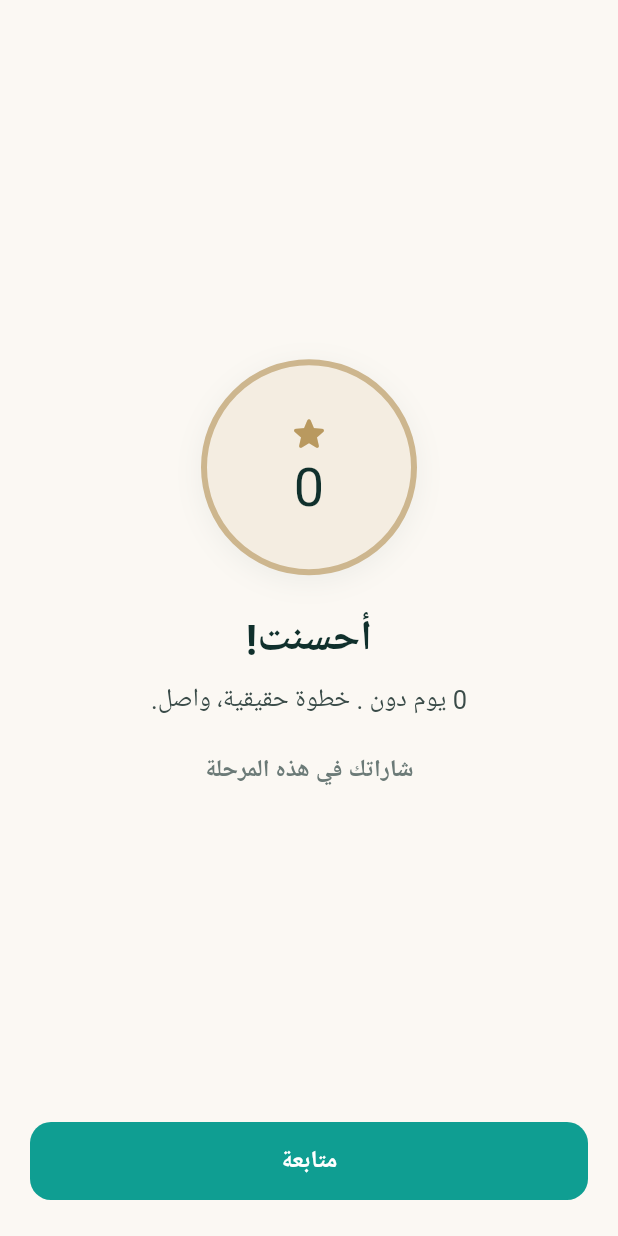
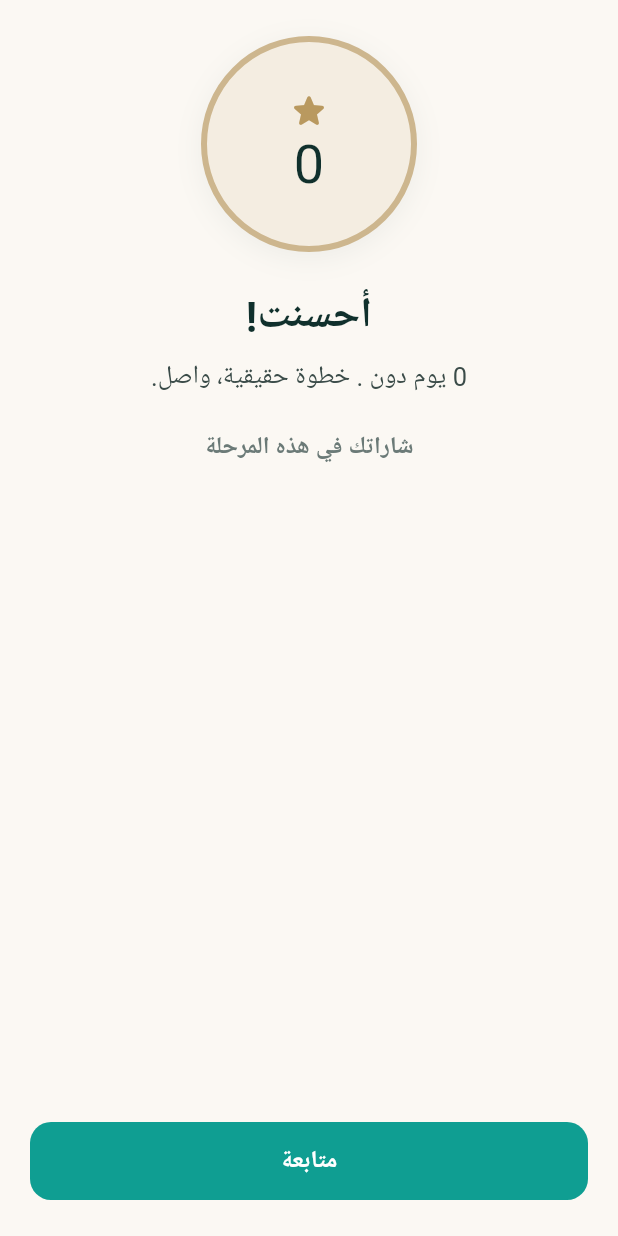
Before and after one commit to douakhnoufel/benmahdia, a Flutter app: the MilestoneScreen screen opened directly with empty values, on a phone screen of 412 x 824 dp. Run offline on Flutter 3.47's test engine with Material 3 defaults, Android fonts, the phone set to English and light mode, and no system bars; our stand-ins replace camera, flutter_local_notifications, flutter_riverpod, image_cropper, image_picker, timezone; missing offline and left inert: google_mlkit_face_detection, google_mlkit_text_recognition; Roboto replaces fonts that are missing (Cairo).

Commit message:
fix(mobile): Scroll content on small phones, pin Continue button
On 320×568 (Galaxy A-series), the milestone screen with a long streak
(730 days → 10 badge chips) overflowed the Column because the two
Spacers forced the content to fit in a fixed height.

Wrap badge + text + chips in Expanded(SingleChildScrollView) so any
amount of content scrolls, while the FilledButton stays pinned below
the scroll area in all cases.

Co-Authored-By: Claude Sonnet 4.6 <noreply@anthropic.com>
Claude-Session: https://claude.ai/code/session_01VZWVAZKdhbwx2WbwDyLREc

```diff
--- a/apps/mobile/lib/features/recovery/milestone_screen.dart
+++ b/apps/mobile/lib/features/recovery/milestone_screen.dart
@@ -52,17 +52,27 @@ class _MilestoneScreenState extends State<MilestoneScreen>
 
     return Scaffold(
       body: SafeArea(
-        child: Padding(
-          padding: const EdgeInsets.symmetric(
-            horizontal: AppSpace.screenHorizontal,
-            vertical: AppSpace.xl,
+        child: Column(
+          crossAxisAlignment: CrossAxisAlignment.stretch,
+          children: [
+            // Badge, wording, and streak chips in a scrollable area so
+            // long streaks (many badge chips) fit on a small phone.
+            Expanded(
+              child: SingleChildScrollView(
+                padding: const EdgeInsets.fromLTRB(
+                  AppSpace.screenHorizontal,
+                  AppSpace.xl,
+                  AppSpace.screenHorizontal,
+                  AppSpace.md,
                 ),
                 child: Column(
                   crossAxisAlignment: CrossAxisAlignment.stretch,
                   children: [
-              const Spacer(),
                     ScaleTransition(
-                scale: CurvedAnimation(parent: _pop, curve: AppMotion.pop),
+                      scale: CurvedAnimation(
+                        parent: _pop,
+                        curve: AppMotion.pop,
+                      ),
                       child: Center(child: _Badge(days: widget.days)),
                     ),
                     const SizedBox(height: AppSpace.xl),
@@ -79,13 +89,17 @@ class _MilestoneScreenState extends State<MilestoneScreen>
                     Text(
                       l10n.milestoneBody(widget.days, widget.name),
                       textAlign: TextAlign.center,
-                style: text.bodyLarge?.copyWith(color: AppColors.textBody),
+                      style: text.bodyLarge?.copyWith(
+                        color: AppColors.textBody,
+                      ),
                     ),
                     const SizedBox(height: AppSpace.xl),
                     Text(
                       l10n.milestoneBadges,
                       textAlign: TextAlign.center,
-                style: text.labelLarge?.copyWith(color: AppColors.textMuted),
+                      style: text.labelLarge?.copyWith(
+                        color: AppColors.textMuted,
+                      ),
                     ),
                     const SizedBox(height: AppSpace.sm),
                     Wrap(
@@ -106,13 +120,23 @@ class _MilestoneScreenState extends State<MilestoneScreen>
                           ),
                       ],
                     ),
-              const Spacer(),
-              FilledButton(
+                  ],
+                ),
+              ),
+            ),
+            Padding(
+              padding: const EdgeInsets.fromLTRB(
+                AppSpace.screenHorizontal,
+                0,
+                AppSpace.screenHorizontal,
+                AppSpace.xl,
+              ),
+              child: FilledButton(
                 onPressed: () => Navigator.of(context).pop(),
                 child: Text(l10n.milestoneContinue),
               ),
+            ),
           ],
-          ),
         ),
       ),
     );
```
Lines whose indentation alone changed are shown as unchanged.
